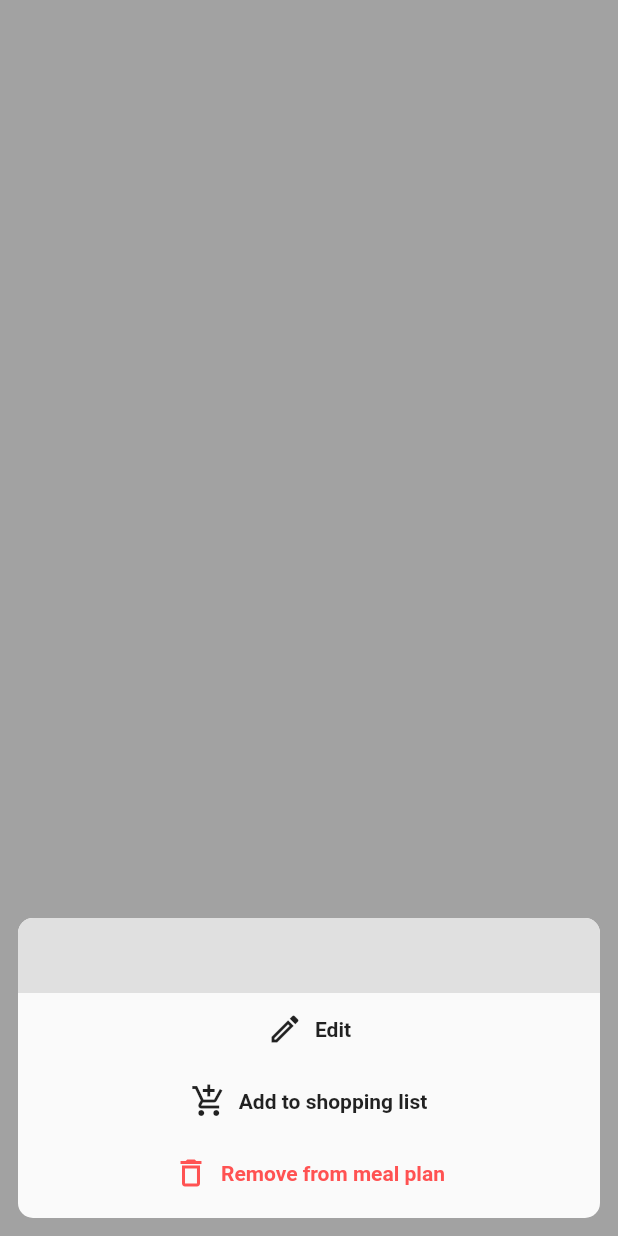
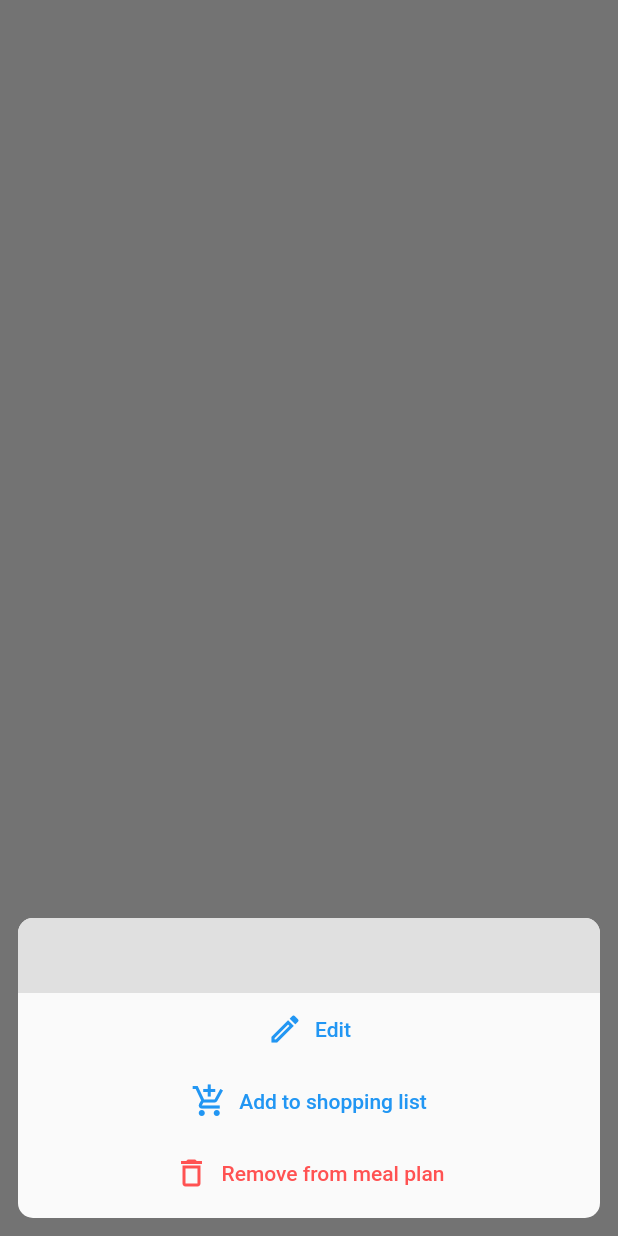
Before and after one commit to phantomate/Untare, a Flutter app: what mealPlanMoreBottomSheet() shows on an empty page, opened directly with empty values, on a phone screen of 412 x 824 dp. Run offline on Flutter 3.47's test engine with Material 2 defaults, Android fonts, the light colour scheme and no system bars; our stand-ins replace bloc, cached_network_image, cross_file, equatable, flutter_bloc, flutter_form_builder and 10 more; missing offline and left inert: configurable_expansion_tile_null_safety, flutter_dialogs, form_builder_extra_fields, form_builder_image_picker; accounts and stored records are empty.

Commit message:
Refactor bottom sheets by using build in flutter bottom sheet and theming

```diff
--- a/lib/components/bottom_sheets/meal_plan_more_bottom_sheet_component.dart
+++ b/lib/components/bottom_sheets/meal_plan_more_bottom_sheet_component.dart
@@ -1,14 +1,12 @@
 import 'package:flutter/material.dart';
 import 'package:flutter/widgets.dart';
-import 'package:modal_bottom_sheet/modal_bottom_sheet.dart';
 import 'package:tare/components/widgets/bottom_sheets/meal_plan_more_component.dart';
 import 'package:tare/models/meal_plan_entry.dart';
 
 Future mealPlanMoreBottomSheet(BuildContext context, MealPlanEntry mealPlan) {
-  return showMaterialModalBottomSheet(
+  return showModalBottomSheet(
       backgroundColor: Colors.transparent,
       useRootNavigator: true,
-      duration: Duration(milliseconds: 300),
       context: context,
       builder: (btsContext) => Container(
         alignment: Alignment.centerLeft,
--- a/lib/components/bottom_sheets/meal_plan_upsert_bottom_sheet_component.dart
+++ b/lib/components/bottom_sheets/meal_plan_upsert_bottom_sheet_component.dart
@@ -6,13 +6,11 @@ import 'package:tare/blocs/meal_plan/meal_plan_state.dart';
 import 'package:tare/components/widgets/bottom_sheets/meal_plan_upsert_component.dart';
 import 'package:tare/models/meal_plan_entry.dart';
 import 'package:tare/models/recipe.dart';
-import 'package:modal_bottom_sheet/modal_bottom_sheet.dart';
 
 Future mealPlanUpsertBottomSheet(BuildContext context, {MealPlanEntry? mealPlan, DateTime? date, Recipe? recipe, String? referer}) {
-  return showMaterialModalBottomSheet(
+  return showModalBottomSheet(
       backgroundColor: Colors.transparent,
       useRootNavigator: true,
-      duration: Duration(milliseconds: 300),
       context: context,
       builder: (btsContext) => Container(
         alignment: Alignment.center,
--- a/lib/components/bottom_sheets/recipe_more_bottom_sheet_component.dart
+++ b/lib/components/bottom_sheets/recipe_more_bottom_sheet_component.dart
@@ -1,14 +1,12 @@
 import 'package:flutter/material.dart';
 import 'package:flutter/widgets.dart';
-import 'package:modal_bottom_sheet/modal_bottom_sheet.dart';
 import 'package:tare/components/widgets/bottom_sheets/recipe_more_component.dart';
 import 'package:tare/models/recipe.dart';
 
 Future recipeMoreBottomSheet(BuildContext context, Recipe recipe) {
-  return showMaterialModalBottomSheet(
+  return showModalBottomSheet(
       backgroundColor: Colors.transparent,
       useRootNavigator: true,
-      duration: Duration(milliseconds: 300),
       context: context,
       builder: (btsContext) => Container(
         decoration: BoxDecoration(
--- a/lib/components/bottom_sheets/settings_layout_bottom_sheet_component.dart
+++ b/lib/components/bottom_sheets/settings_layout_bottom_sheet_component.dart
@@ -1,13 +1,11 @@
 import 'package:flutter/material.dart';
 import 'package:flutter/widgets.dart';
-import 'package:modal_bottom_sheet/modal_bottom_sheet.dart';
 import 'package:tare/components/widgets/bottom_sheets/settings_layout_component.dart';
 
 Future settingsLayoutBottomSheet(BuildContext context) {
-  return showMaterialModalBottomSheet(
+  return showModalBottomSheet(
       backgroundColor: Colors.transparent,
       useRootNavigator: true,
-      duration: Duration(milliseconds: 300),
       context: context,
       builder: (btsContext) => Container(
         decoration: BoxDecoration(
--- a/lib/components/widgets/bottom_sheets/meal_plan_more_component.dart
+++ b/lib/components/widgets/bottom_sheets/meal_plan_more_component.dart
@@ -21,17 +21,8 @@ Widget buildMealPlanMore(BuildContext context, BuildContext btsContext, MealPlan
             Navigator.pop(btsContext);
             mealPlanUpsertBottomSheet(context, mealPlan: mealPlan, referer: 'edit');
           },
-          icon: Icon(
-            Icons.edit_outlined,
-            color: Colors.black87,
-          ),
-          label: Text(
-            'Edit',
-            style: TextStyle(
-                color: Colors.black87,
-                fontWeight: FontWeight.bold
-            ),
-          ),
+          icon: Icon(Icons.edit_outlined),
+          label: Text('Edit'),
         ),
         if (mealPlan.recipe != null)
           TextButton.icon(
@@ -39,33 +30,18 @@ Widget buildMealPlanMore(BuildContext context, BuildContext btsContext, MealPlan
               Navigator.pop(btsContext);
               recipeShoppingListBottomSheet(context, mealPlan.recipe!);
             },
-            icon: Icon(
-              Icons.add_shopping_cart_outlined,
-              color: Colors.black87,
-            ),
-            label: Text(
-              'Add to shopping list',
-              style: TextStyle(
-                  color: Colors.black87,
-                  fontWeight: FontWeight.bold
-              ),
-            ),
+            icon: Icon(Icons.add_shopping_cart_outlined),
+            label: Text('Add to shopping list'),
           ),
         TextButton.icon(
           onPressed: () {
             Navigator.pop(btsContext);
             _mealPlanBloc.add(DeleteMealPlan(mealPlan: mealPlan));
           },
-          icon: Icon(
-            Icons.delete_outline,
-            color: Colors.redAccent,
-          ),
+          icon: Icon(Icons.delete_outline, color: Colors.redAccent),
           label: Text(
             'Remove from meal plan',
-            style: TextStyle(
-                color: Colors.redAccent,
-                fontWeight: FontWeight.bold
-            ),
+            style: TextStyle(color: Colors.redAccent),
           ),
         ),
       ],
```
Also changed, not shown: lib/components/widgets/bottom_sheets/meal_plan_upsert_component.dart (+0 -23 lines).
